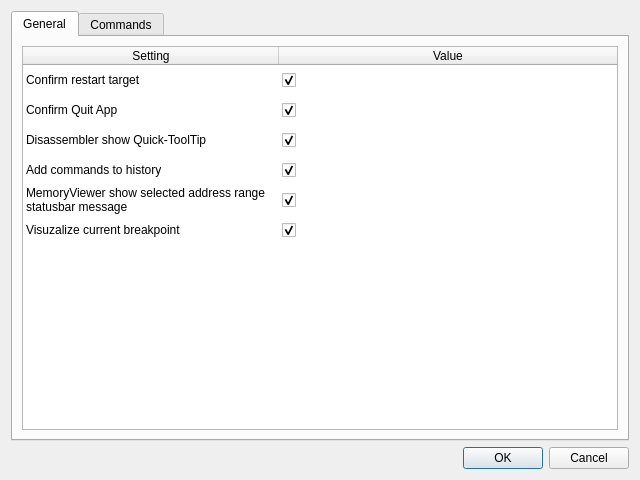
Qt form resources/designer/settingsDialog.ui (jetedonner/pyLLDBGUI) before a commit.
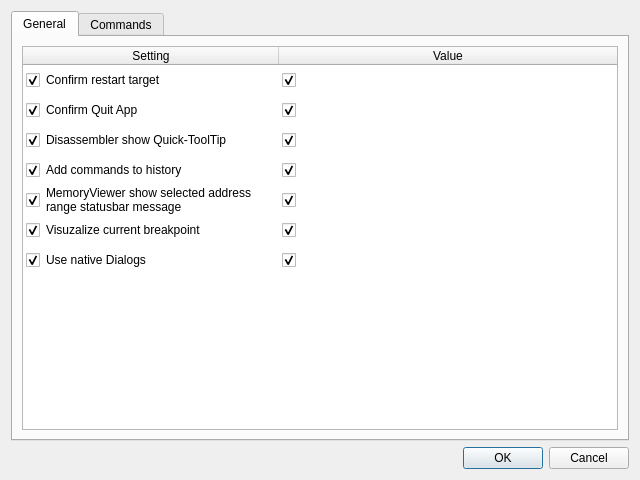
The same form after that commit.

Commit message: Reload new target started, attach to process dialog

What changed in the file:
```diff
--- a/resources/designer/settingsDialog.ui
+++ b/resources/designer/settingsDialog.ui
@@ -71,6 +71,11 @@
            <string>VisualizeCurrentBP</string>
           </property>
          </row>
+         <row>
+          <property name="text">
+           <string>Use native Dialogs</string>
+          </property>
+         </row>
          <column>
           <property name="text">
            <string>Setting</string>
@@ -85,6 +90,9 @@
           <property name="text">
            <string>Confirm restart target</string>
           </property>
+          <property name="checkState">
+           <enum>Checked</enum>
+          </property>
          </item>
          <item row="0" column="1">
           <property name="text">
@@ -98,6 +106,9 @@
           <property name="text">
            <string>Confirm Quit App</string>
           </property>
+          <property name="checkState">
+           <enum>Checked</enum>
+          </property>
          </item>
          <item row="1" column="1">
           <property name="text">
@@ -114,6 +125,9 @@
           <property name="text">
            <string>Disassembler show Quick-ToolTip</string>
           </property>
+          <property name="checkState">
+           <enum>Checked</enum>
+          </property>
          </item>
          <item row="2" column="1">
           <property name="text">
@@ -127,6 +141,9 @@
           <property name="text">
            <string>Add commands to history</string>
           </property>
+          <property name="checkState">
+           <enum>Checked</enum>
+          </property>
          </item>
          <item row="3" column="1">
           <property name="text">
@@ -140,6 +157,9 @@
           <property name="text">
            <string>MemoryViewer show selected address range statusbar message</string>
           </property>
+          <property name="checkState">
+           <enum>Checked</enum>
+          </property>
          </item>
          <item row="4" column="1">
           <property name="text">
@@ -153,8 +173,27 @@
           <property name="text">
            <string>Visuzalize current breakpoint</string>
           </property>
+          <property name="checkState">
+           <enum>Checked</enum>
+          </property>
          </item>
          <item row="5" column="1">
+          <property name="text">
+           <string/>
+          </property>
+          <property name="checkState">
+           <enum>Checked</enum>
+          </property>
+         </item>
+         <item row="6" column="0">
+          <property name="text">
+           <string>Use native Dialogs</string>
+          </property>
+          <property name="checkState">
+           <enum>Checked</enum>
+          </property>
+         </item>
+         <item row="6" column="1">
           <property name="checkState">
            <enum>Checked</enum>
           </property>
```
The commit also changes 18 other files.
